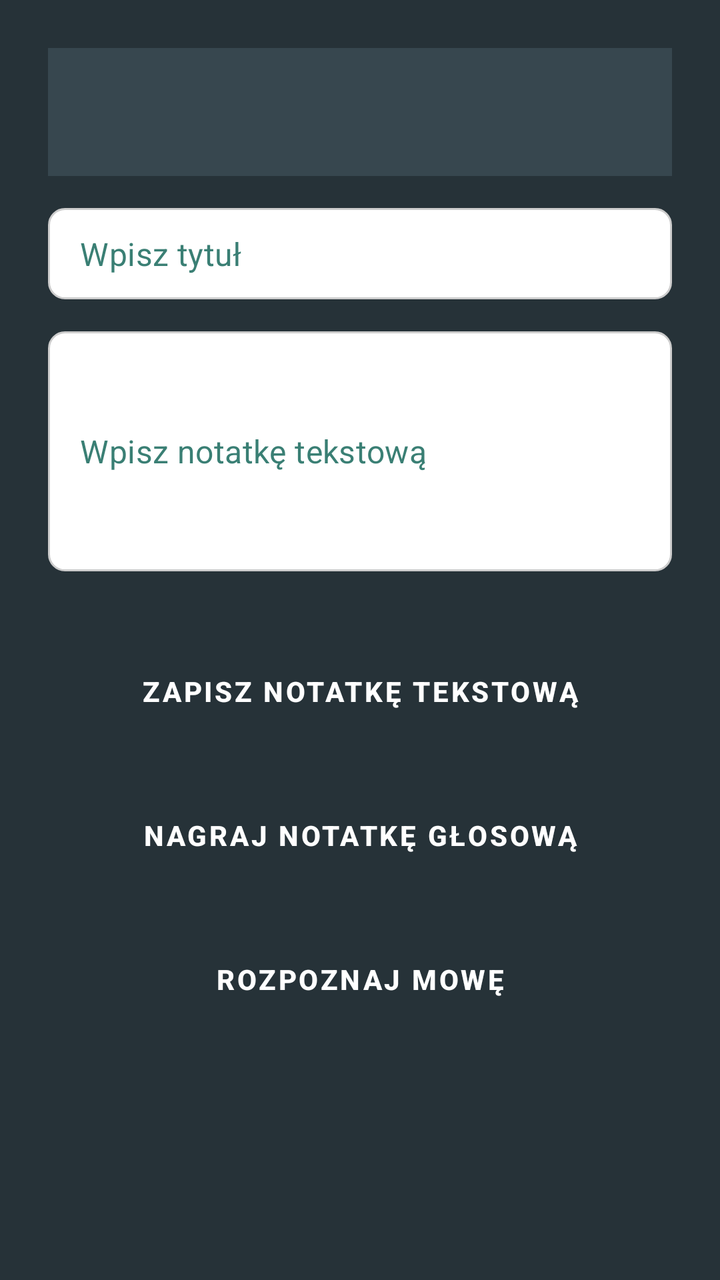
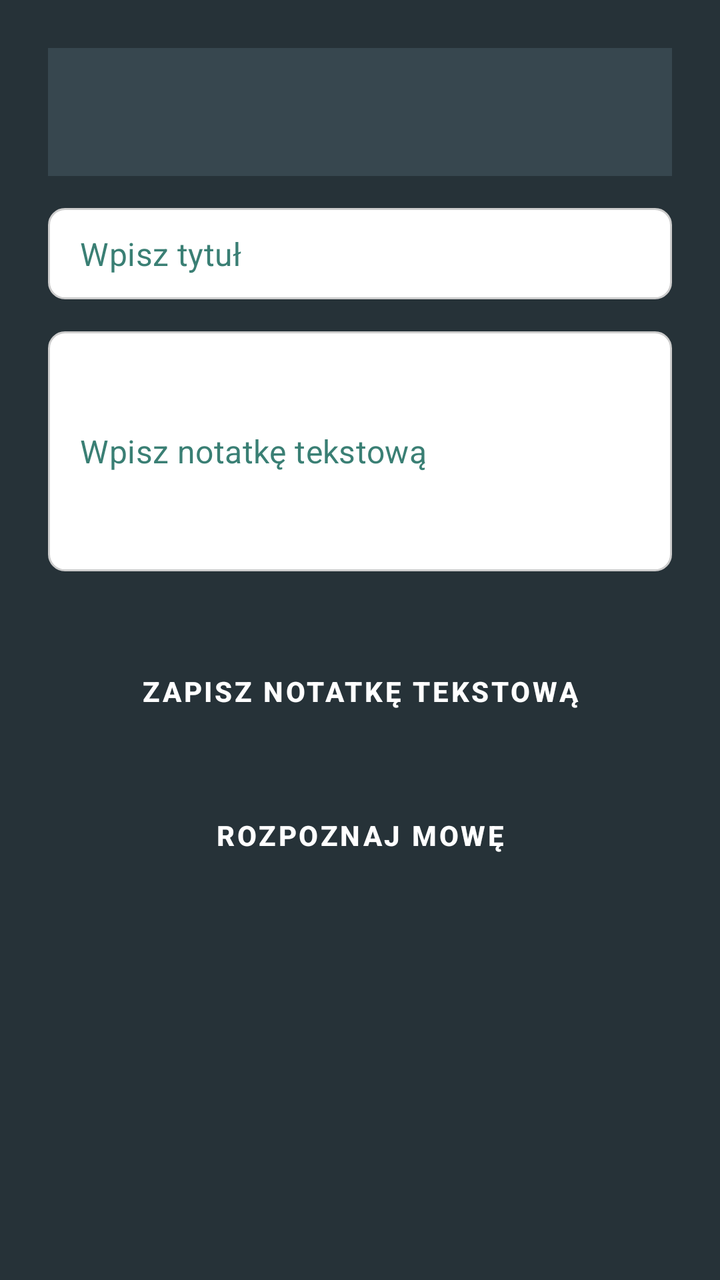

An Android layout rendered at two revisions. The XML below is the earlier revision; the diff shows what the commit changed to produce the second picture.
<!-- AndroidManifest.xml: application theme Theme.GigaNotatnik -->
<!-- res/layout/activity_create_note.xml -->
<?xml version="1.0" encoding="utf-8"?>
<ScrollView xmlns:android="http://schemas.android.com/apk/res/android"
    android:layout_width="match_parent"
    android:layout_height="match_parent"
    android:background="#263238">

    
    <LinearLayout
        android:orientation="vertical"
        android:padding="24dp"
        android:layout_width="match_parent"
        android:layout_height="wrap_content">

        
        <androidx.appcompat.widget.Toolbar
            android:id="@+id/createNoteToolbar"
            android:layout_width="match_parent"
            android:layout_height="?attr/actionBarSize"
            android:background="#37474F"
            android:title="@string/app_title"
            android:titleTextColor="#FFFFFF"
            android:theme="@style/ThemeOverlay.AppCompat.Dark.ActionBar" />

        
        <EditText
            android:id="@+id/editTextTitle"
            style="@style/AppEditText"
            android:hint="@string/note_title_hint"
            android:inputType="textCapSentences"
            android:layout_marginTop="16dp"
            android:layout_marginBottom="16dp"
            android:layout_width="match_parent"
            android:layout_height="wrap_content"/>

        
        <EditText
            android:id="@+id/editTextNote"
            style="@style/AppEditText"
            android:minHeight="120dp"
            android:hint="@string/note_hint"
            android:inputType="textMultiLine"
            android:layout_marginBottom="24dp"
            android:layout_width="match_parent"
            android:layout_height="wrap_content"/>

        
        <Button
            android:id="@+id/btnSaveText"
            style="@style/AppButton"
            android:text="@string/save_text_note"
            android:layout_marginBottom="12dp"/>

        <Button
            android:id="@+id/btnRecord"
            style="@style/AppButton"
            android:text="@string/record_note"
            android:layout_marginBottom="12dp"/>

        <Button
            android:id="@+id/btnSpeechToText"
            style="@style/AppButton"
            android:text="@string/speech_to_text"
            android:layout_marginBottom="12dp"/>
    </LinearLayout>
</ScrollView>
<!-- resources referenced by this layout -->
<resources>
  <string name="app_title">Moje notatki</string>
  <string name="note_hint">Wpisz notatkę tekstową</string>
  <string name="note_title_hint">Wpisz tytuł</string>
  <string name="record_note">Nagraj notatkę głosową</string>
  <string name="save_text_note">Zapisz notatkę tekstową</string>
  <string name="speech_to_text">Rozpoznaj mowę</string>
  <style name="AppButton" parent="Widget.MaterialComponents.Button">
          <item name="android:layout_width">match_parent</item>
          <item name="android:layout_height">wrap_content</item>
          <item name="android:layout_marginTop">12dp</item>
          <item name="android:background">@drawable/button_background</item>
          <item name="android:textColor">?attr/colorOnPrimary</item>
          <item name="android:textStyle">bold</item>
          <item name="android:elevation">2dp</item>
      </style>
  <style name="AppEditText" parent="Widget.MaterialComponents.TextInputEditText.FilledBox">
          <item name="android:textColor">?attr/colorOnSurface</item>
          <item name="android:textColorHint">?attr/colorPrimary</item>
          <item name="android:padding">12dp</item>
          <item name="android:textSize">16sp</item>
          <item name="android:background">@drawable/edittext_background</item>
      </style>
  <style name="Theme.GigaNotatnik" parent="Theme.Material3.Light.NoActionBar">
          <item name="android:windowBackground">@color/background_light</item>
          <item name="colorPrimary">@color/primary_light</item>
          <item name="colorSecondary">@color/primary_teal_light</item>
          <item name="colorOnPrimary">@color/text_on_button_light</item>
          <item name="colorSurface">@color/surface_light</item>
          <item name="colorOnSurface">@color/text_primary_light</item>
      </style>
  <!-- drawable button_background (drawable) -->
  <?xml version="1.0" encoding="utf-8"?>
  <selector xmlns:android="http://schemas.android.com/apk/res/android">
      <shape xmlns:android="http://schemas.android.com/apk/res/android"
          android:shape="rectangle">
          <solid android:color="@color/primary_mint_light"/>
          <corners android:radius="12dp"/>
          <padding android:left="16dp" android:top="8dp"
              android:right="16dp" android:bottom="8dp"/>
      </shape>
  
  
  </selector>
  <!-- drawable edittext_background (drawable) -->
  <?xml version="1.0" encoding="utf-8"?>
  <shape xmlns:android="http://schemas.android.com/apk/res/android"
      android:shape="rectangle">
      <solid android:color="#FFFFFF" />
      <stroke android:width="1dp" android:color="#CCCCCC" />
      <corners android:radius="8dp" />
      <padding android:left="8dp" android:top="8dp" android:right="8dp" android:bottom="8dp" />
  </shape>
  <color name="background_light">#E0E0E0</color>
  <color name="primary_light">#3A7F74</color>
  <color name="primary_teal_light">#2F6F63</color>
  <color name="text_on_button_light">#FFFFFF</color>
  <color name="surface_light">#D6D6D6</color>
  <color name="text_primary_light">#111111</color>
  <color name="primary_mint_light">#5FA88C</color>
</resources>

<!-- the commit's change to res/layout/activity_create_note.xml (unified diff, before → after) -->
@@ -50,11 +50,6 @@
             android:text="@string/save_text_note"
             android:layout_marginBottom="12dp"/>
 
-        <Button
-            android:id="@+id/btnRecord"
-            style="@style/AppButton"
-            android:text="@string/record_note"
-            android:layout_marginBottom="12dp"/>
 
         <Button
             android:id="@+id/btnSpeechToText"
<!-- resource entries referenced after the edit -->
@@ -3,7 +3,6 @@
   <string name="app_title">Moje notatki</string>
   <string name="note_hint">Wpisz notatkę tekstową</string>
   <string name="note_title_hint">Wpisz tytuł</string>
-  <string name="record_note">Nagraj notatkę głosową</string>
   <string name="save_text_note">Zapisz notatkę tekstową</string>
   <string name="speech_to_text">Rozpoznaj mowę</string>
   <style name="AppButton" parent="Widget.MaterialComponents.Button">
@@ -22,20 +21,22 @@
           <item name="android:textSize">16sp</item>
           <item name="android:background">@drawable/edittext_background</item>
       </style>
-  <style name="Theme.GigaNotatnik" parent="Theme.Material3.Light.NoActionBar">
-          <item name="android:windowBackground">@color/background_light</item>
-          <item name="colorPrimary">@color/primary_light</item>
-          <item name="colorSecondary">@color/primary_teal_light</item>
-          <item name="colorOnPrimary">@color/text_on_button_light</item>
-          <item name="colorSurface">@color/surface_light</item>
-          <item name="colorOnSurface">@color/text_primary_light</item>
+  <style name="Theme.GigaNotatnik" parent="Theme.Material3.DayNight.NoActionBar">
+          <item name="android:windowBackground">@color/background</item>
+          <item name="colorPrimary">@color/primary</item>
+          <item name="colorPrimaryVariant">@color/primaryVariant</item>
+          <item name="colorSecondary">@color/primary_teal</item>
+          <item name="colorAccent">@color/accent</item>
+          <item name="colorSurface">@color/surface</item>
+          <item name="colorOnSurface">@color/textPrimary</item>
+          <item name="colorOnPrimary">@color/text_on_button</item>
       </style>
   <!-- drawable button_background (drawable) -->
   <?xml version="1.0" encoding="utf-8"?>
   <selector xmlns:android="http://schemas.android.com/apk/res/android">
       <shape xmlns:android="http://schemas.android.com/apk/res/android"
           android:shape="rectangle">
-          <solid android:color="@color/primary_mint_light"/>
+          <solid android:color="@color/primary_mint"/>
           <corners android:radius="12dp"/>
           <padding android:left="16dp" android:top="8dp"
               android:right="16dp" android:bottom="8dp"/>
@@ -52,12 +53,14 @@
       <corners android:radius="8dp" />
       <padding android:left="8dp" android:top="8dp" android:right="8dp" android:bottom="8dp" />
   </shape>
-  <color name="background_light">#E0E0E0</color>
-  <color name="primary_light">#3A7F74</color>
-  <color name="primary_teal_light">#2F6F63</color>
-  <color name="text_on_button_light">#FFFFFF</color>
-  <color name="surface_light">#D6D6D6</color>
-  <color name="text_primary_light">#111111</color>
-  <color name="primary_mint_light">#5FA88C</color>
+  <color name="background">#E0E0E0</color>
+  <color name="primary">#3A7F74</color>
+  <color name="primaryVariant">#00BFFF</color>
+  <color name="primary_teal">#2F6F63</color>
+  <color name="accent">#00D4FF</color>
+  <color name="surface">#D6D6D6</color>
+  <color name="textPrimary">#111111</color>
+  <color name="text_on_button">#FFFFFF</color>
+  <color name="primary_mint">#5FA88C</color>
 </resources>
 
